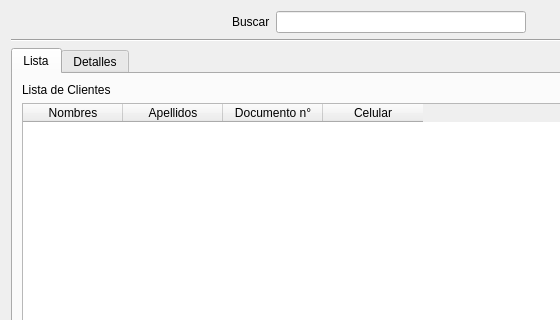
Qt form ui_cliente.ui (benArambide/ProyFinal-IS2) before a commit; both pictures show x 0 to 560 and y 0 to 320 of the 850 by 450 pixel window.
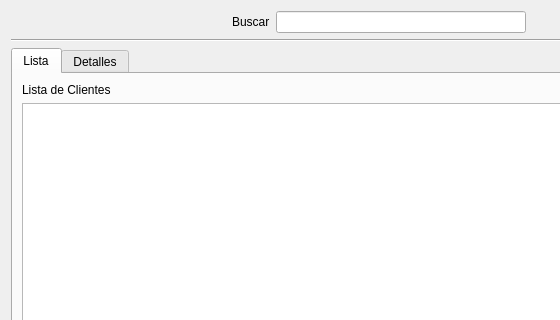
The same form after that commit. Icons and pictures are not drawn.

Commit message: cliente a;adir y editar

The edit to the form file:
```diff
--- a/ui_cliente.ui
+++ b/ui_cliente.ui
@@ -138,28 +138,7 @@
                 </widget>
                </item>
                <item row="1" column="0">
-                <widget class="QTableWidget" name="tableWidget">
-                 <column>
-                  <property name="text">
-                   <string>Nombres</string>
-                  </property>
-                 </column>
-                 <column>
-                  <property name="text">
-                   <string>Apellidos</string>
-                  </property>
-                 </column>
-                 <column>
-                  <property name="text">
-                   <string>Documento n°</string>
-                  </property>
-                 </column>
-                 <column>
-                  <property name="text">
-                   <string>Celular</string>
-                  </property>
-                 </column>
-                </widget>
+                <widget class="QTableView" name="tableView"/>
                </item>
               </layout>
              </item>
```
Left out of the diff: 9 changed lines with no effect on the pictures. The commit also changes 15 other files.
